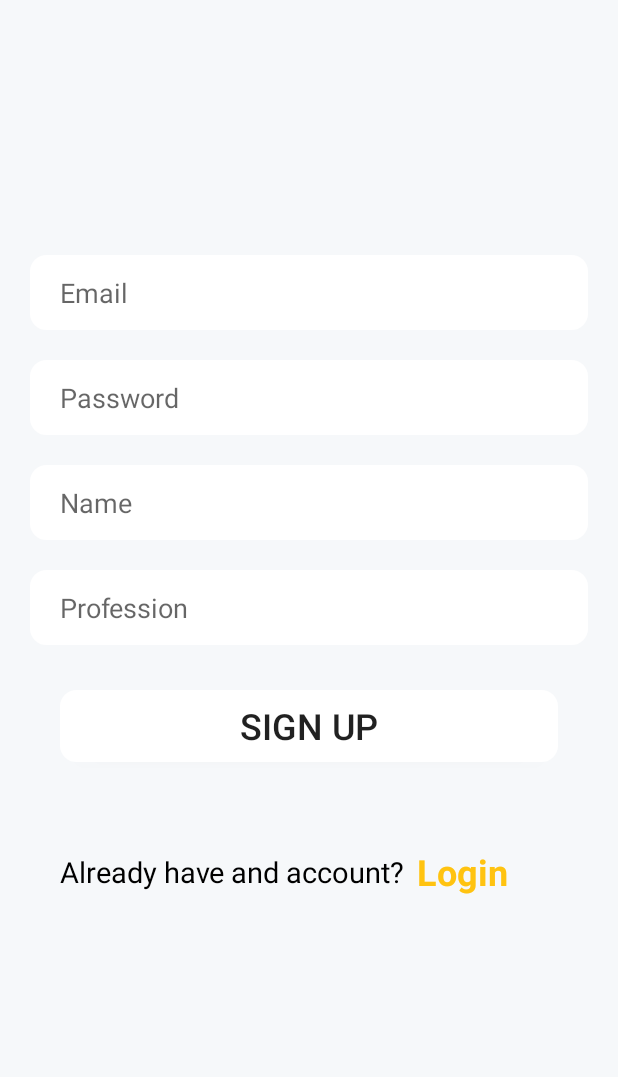
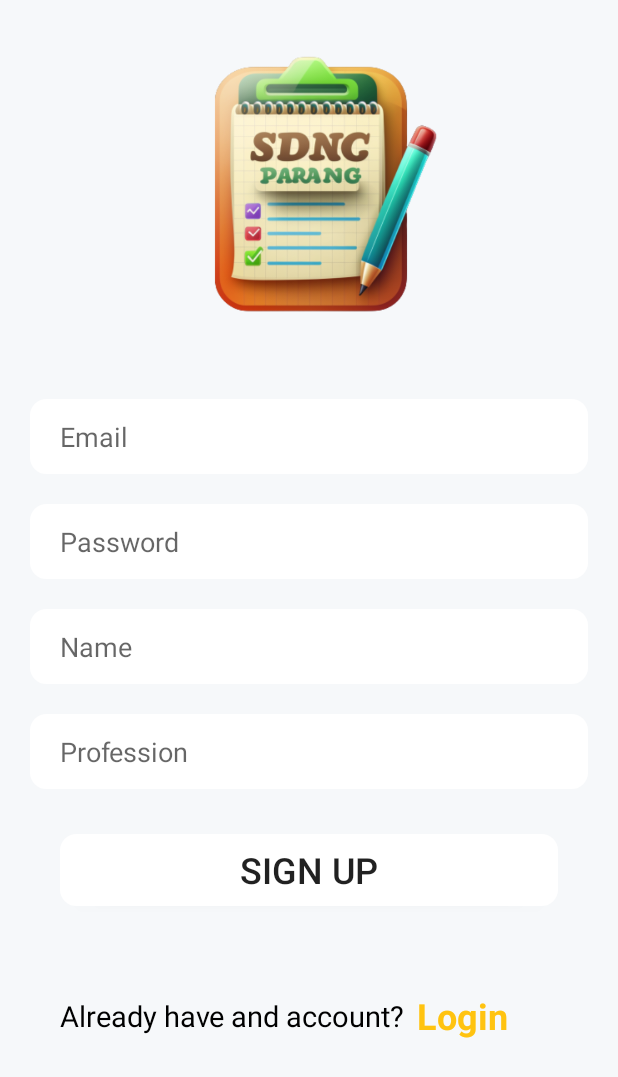
Before and after one commit to saifullah72437/Shopping-List-App, an Android app: the screen it shows after launch (MainActivity), on a phone screen of 412 x 824 dp. Shown: the top 1077 px of the screen. Run offline under Robolectric (Android 15) with nearby library versions, the phone set to English and light mode, and no system bars; our stand-ins replace CircleImageView, Firebase (no records; nobody signed in at launch, a user with empty details on screens opened directly).

Commit message:
Third Commit

```diff
--- a/app/src/main/res/layout/activity_main.xml
+++ b/app/src/main/res/layout/activity_main.xml
@@ -7,8 +7,7 @@
     android:background="#f6f8fa"
     tools:context=".MainActivity">
 
-
-<!--    <de.hdodenhof.circleimageview.CircleImageView-->
+    <!--    <de.hdodenhof.circleimageview.CircleImageView-->
 <!--        android:id="@+id/profile_image"-->
 <!--        android:layout_width="100dp"-->
 <!--        android:layout_height="100dp"-->
@@ -21,13 +20,25 @@
 <!--        app:layout_constraintTop_toTopOf="parent"-->
 <!--        tools:ignore="MissingClass,MissingConstraints" />-->
 
+    <ImageView
+        android:id="@+id/logoImage"
+        android:layout_width="226dp"
+        android:layout_height="246dp"
+        app:layout_constraintBottom_toTopOf="@id/email"
+        app:layout_constraintEnd_toEndOf="parent"
+        app:layout_constraintHorizontal_bias="0.497"
+        app:layout_constraintStart_toStartOf="parent"
+        app:layout_constraintTop_toTopOf="parent"
+        app:layout_constraintVertical_bias="0.197"
+        app:srcCompat="@drawable/logo" />
+
     <EditText
         android:id="@+id/email"
         android:layout_width="0dp"
         android:layout_height="50dp"
         android:background="@drawable/btn_background"
         android:ems="10"
-        android:layout_marginTop="170dp"
+        android:layout_marginTop="20dp"
         android:hint="Email"
         android:inputType="textEmailAddress"
         android:textColor="@color/black"
@@ -37,7 +48,7 @@
         android:layout_marginLeft="20dp"
         android:paddingLeft="20dp"
         android:layout_marginRight="20dp"
-        app:layout_constraintTop_toTopOf="parent" />
+       app:layout_constraintTop_toBottomOf="@id/logoImage" />
 
     <EditText
         android:id="@+id/password"
```
Also changed, not shown: app/src/main/res/layout/activity_login.xml (+12 -2 lines), app/src/main/res/drawable/logo.png (added), 3 other files.
